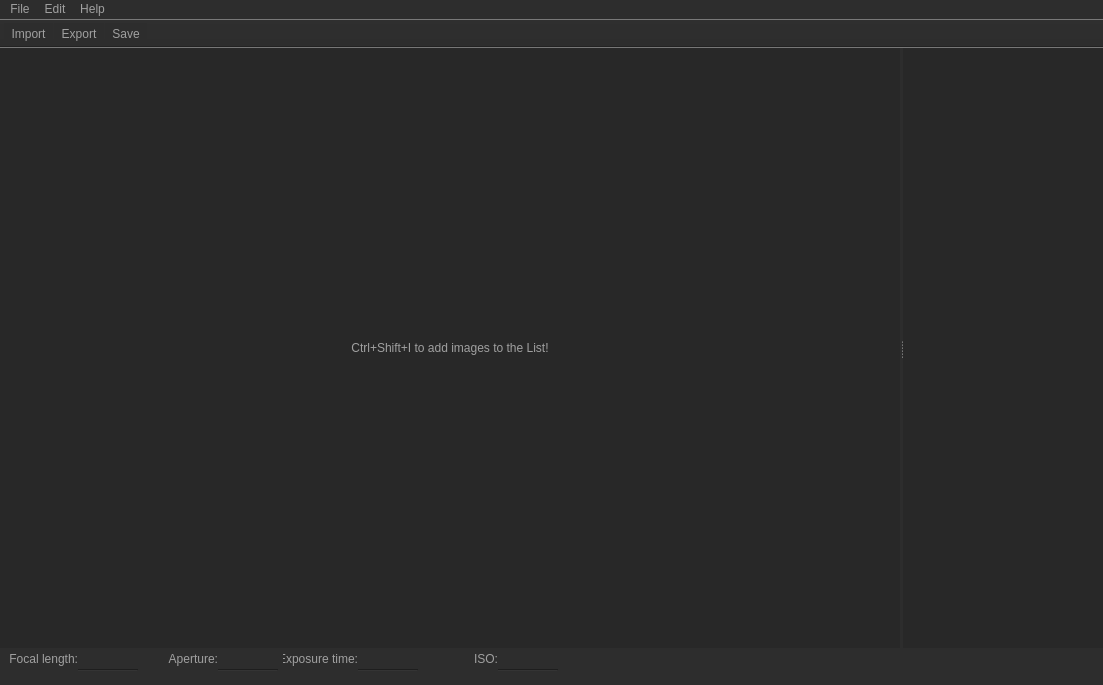
This is ui/main_window.ui in AR0EN/img-pro as Qt 5 draws it before an edit. The edited form follows.
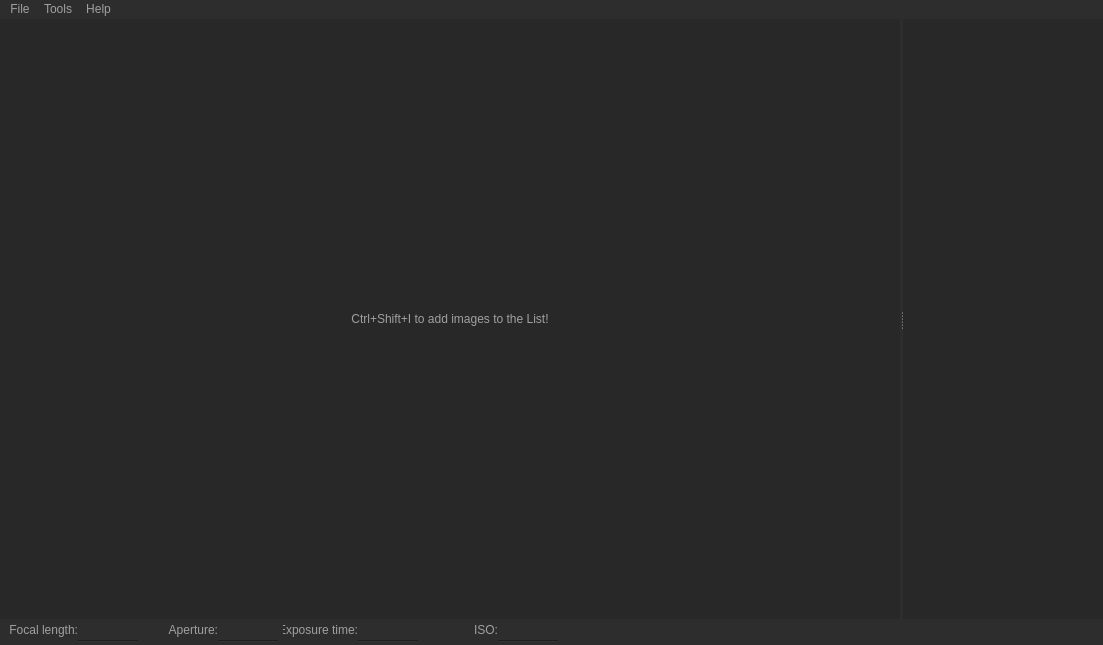
This is the edited form. Icons and pictures are not drawn.

Commit message:
Update Main Window
- Remove Toolbar, Export & Save Actions
- Rename Merge Actions

What changed in the file:
```diff
--- a/ui/main_window.ui
+++ b/ui/main_window.ui
@@ -7,7 +7,7 @@
     <x>0</x>
     <y>0</y>
     <width>1103</width>
-    <height>685</height>
+    <height>645</height>
    </rect>
   </property>
   <property name="sizePolicy">
@@ -19,13 +19,13 @@
   <property name="minimumSize">
    <size>
     <width>1103</width>
-    <height>685</height>
+    <height>645</height>
    </size>
   </property>
   <property name="maximumSize">
    <size>
     <width>1103</width>
-    <height>685</height>
+    <height>645</height>
    </size>
   </property>
   <property name="windowTitle">
@@ -373,9 +373,9 @@
     </property>
     <addaction name="actionAbout"/>
    </widget>
-   <widget class="QMenu" name="menuEdit">
+   <widget class="QMenu" name="menuTools">
     <property name="title">
-     <string>Edit</string>
+     <string>Tools</string>
     </property>
     <widget class="QMenu" name="menuMerge">
      <property name="title">
@@ -391,29 +391,9 @@
     <addaction name="menuMerge"/>
    </widget>
    <addaction name="menuFile"/>
-   <addaction name="menuEdit"/>
+   <addaction name="menuTools"/>
    <addaction name="menuHelp"/>
   </widget>
-  <widget class="QToolBar" name="toolBar">
-   <property name="windowTitle">
-    <string>toolBar</string>
-   </property>
-   <property name="movable">
-    <bool>false</bool>
-   </property>
-   <property name="floatable">
-    <bool>false</bool>
-   </property>
-   <attribute name="toolBarArea">
-    <enum>TopToolBarArea</enum>
-   </attribute>
-   <attribute name="toolBarBreak">
-    <bool>false</bool>
-   </attribute>
-   <addaction name="actionTBImport"/>
-   <addaction name="actionTBExport"/>
-   <addaction name="actionTBSave"/>
-  </widget>
   <action name="actionImport">
    <property name="text">
     <string>Import</string>
```
Left out of the diff: 42 changed lines with no effect on the pictures. The commit also changes 1 other file.
